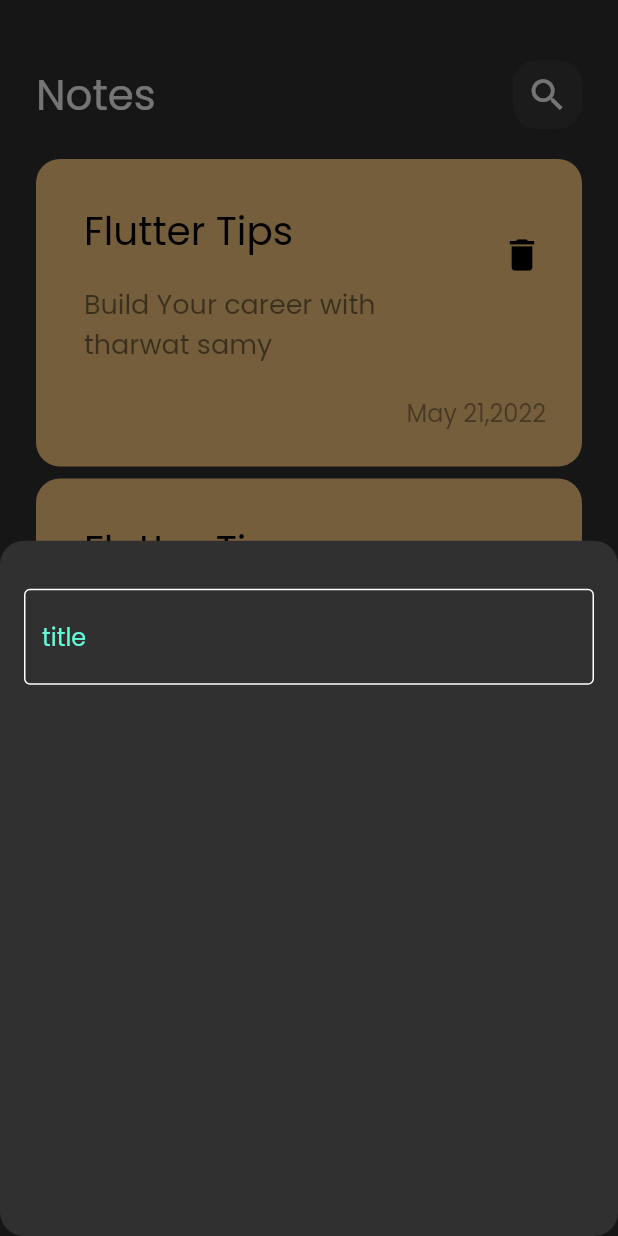
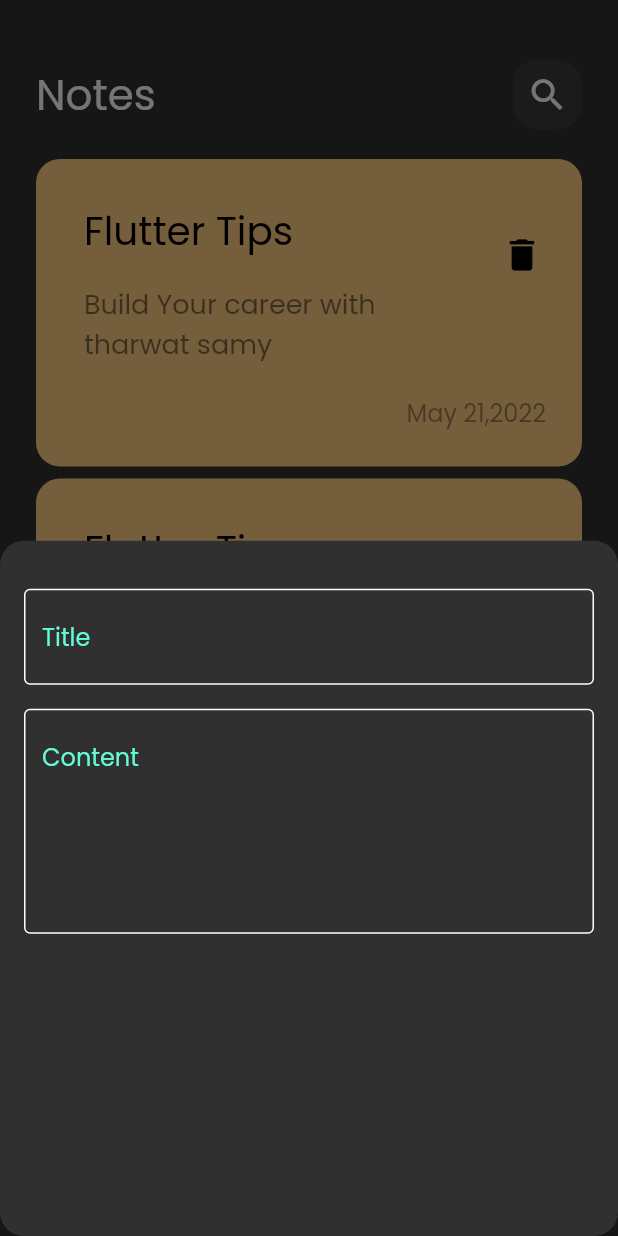
Before and after one commit to AbdelrhmanMohamedKhaled/notes_app, a Flutter app: the screen it shows after launch, after a tap on the "add" icon, on a phone screen of 412 x 824 dp. Run offline on Flutter 3.47's test engine with Material 2 defaults, Android fonts, the phone set to English and light mode, and no system bars.

Commit message:
add field to notes bottom sheet

```diff
--- a/lib/views/widgets/add_note_bottom_sheet.dart
+++ b/lib/views/widgets/add_note_bottom_sheet.dart
@@ -13,7 +13,16 @@ class AddNoteButtomSheet extends StatelessWidget {
           SizedBox(
             height: 32,
           ),
-          CustomTextField(),
+          CustomTextField(
+            hintText: 'Title',
+          ),
+          SizedBox(
+            height: 16,
+          ),
+          CustomTextField(
+            hintText: 'Content',
+            maxLine: 5,
+          ),
         ],
       ),
     );
--- a/lib/views/widgets/custom_text_field.dart
+++ b/lib/views/widgets/custom_text_field.dart
@@ -2,14 +2,17 @@ import 'package:flutter/material.dart';
 import 'package:note_app/constants.dart';
 
 class CustomTextField extends StatelessWidget {
-  const CustomTextField({super.key});
+  const CustomTextField({super.key, required this.hintText, this.maxLine = 1});
 
+  final String hintText;
+  final int maxLine;
   @override
   Widget build(BuildContext context) {
     return TextField(
       cursorColor: kPrimaryColor,
+      maxLines: maxLine,
       decoration: InputDecoration(
-        hintText: 'title',
+        hintText: hintText,
         hintStyle: const TextStyle(
           color: kPrimaryColor,
         ),
```
